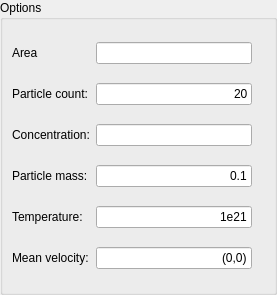
Qt form step/create_fluid_particles.ui (KDE/step) before a commit.
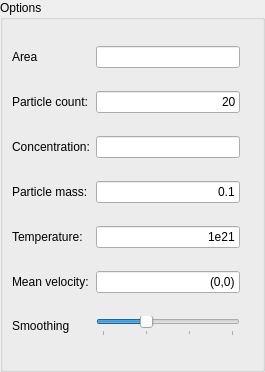
The same form after that commit.

Commit message: -allowed for the modification of skradius through the dialog box within a small range of smoothing kernel lengths 0.5-2.0. Additional adjustment of a density visualization threshold would also be useful in the future -added a quick r^2 calculation to determine the range of density values depending on the skradius value chosen. The higher the skradius value the smoother the image but will cost more CPU cycles -note that the fluid must still be drawn over the origin of the worldscene in order to be aligned with the fluid particles! you also cannot translate the fluid box.

What changed in the file:
```diff
--- a/step/create_fluid_particles.ui
+++ b/step/create_fluid_particles.ui
@@ -5,8 +5,8 @@
    <rect>
     <x>0</x>
     <y>0</y>
-    <width>277</width>
-    <height>295</height>
+    <width>265</width>
+    <height>372</height>
    </rect>
   </property>
   <layout class="QVBoxLayout" >
@@ -175,6 +175,35 @@
         </property>
        </widget>
       </item>
+      <item row="6" column="1" >
+       <widget class="QSlider" name="smoothingSlider" >
+        <property name="minimum" >
+         <number>5</number>
+        </property>
+        <property name="maximum" >
+         <number>20</number>
+        </property>
+        <property name="pageStep" >
+         <number>5</number>
+        </property>
+        <property name="value" >
+         <number>10</number>
+        </property>
+        <property name="orientation" >
+         <enum>Qt::Horizontal</enum>
+        </property>
+        <property name="tickPosition" >
+         <enum>QSlider::TicksBelow</enum>
+        </property>
+       </widget>
+      </item>
+      <item row="6" column="0" >
+       <widget class="QLabel" name="label_7" >
+        <property name="text" >
+         <string>Smoothing</string>
+        </property>
+       </widget>
+      </item>
      </layout>
     </widget>
    </item>
```
The commit also changes 3 other files.
